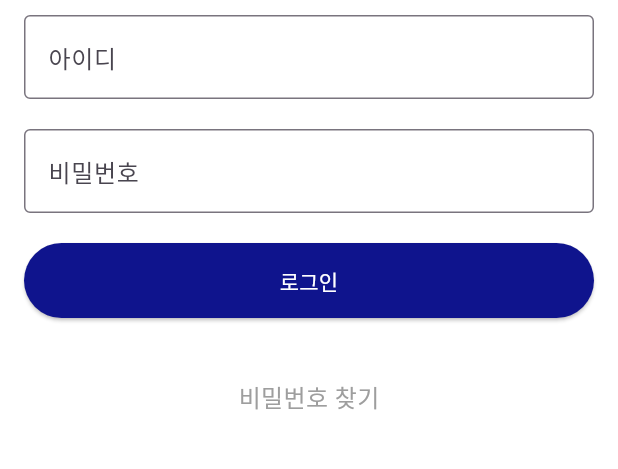
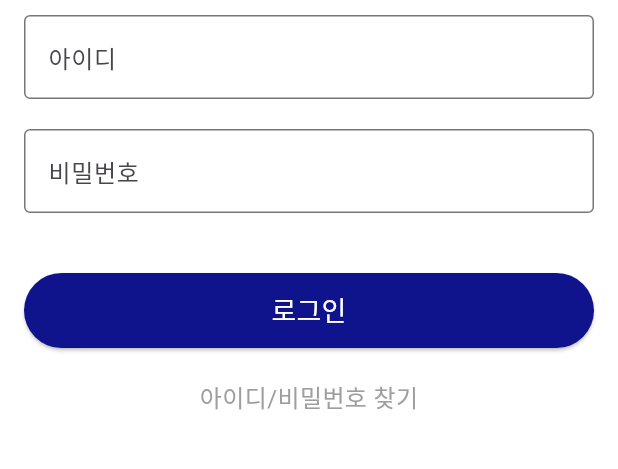
Before and after one commit to Kim-Ji-Man/Ask-Me, a Flutter app: the screen it shows after launch, after a tap on an icon or button, on a phone screen of 412 x 824 dp, the part 363-832 px from its top. Run offline on Flutter 3.47's test engine with Material 3 defaults, Android fonts, the phone set to English and light mode, and no system bars; our stand-ins replace dio, flutter_dotenv, geolocator, image_gallery_saver, image_picker, permission_handler and 1 more; missing offline and left inert: jwt_decode, kakao_map_plugin, onesignal_flutter; network calls fail.

Commit message:
다시 커밋

```diff
--- a/lib/main.dart
+++ b/lib/main.dart
@@ -7,13 +7,18 @@ import 'package:flutter_askme/service/WebSocketProvider.dart';
 import 'package:flutter_dotenv/flutter_dotenv.dart';
 import 'package:kakao_map_plugin/kakao_map_plugin.dart';
 import 'package:provider/provider.dart';
+import 'package:flutter_askme/screens/login.dart';
+import 'package:flutter_askme/screens/signup_folder/signup_step2.dart';
 import 'package:http/http.dart' as http;
 import 'dart:convert';
 import 'package:shared_preferences/shared_preferences.dart';
 
+import 'models/signup_data.dart';
+
 // GlobalKey로 NavigatorState 관리
 final GlobalKey<NavigatorState> navigatorKey = GlobalKey<NavigatorState>();
 
+// JWT 토큰에서 userId 추출 함수
 String? extractUserIdFromToken(String token) {
   try {
     final parts = token.split('.');
@@ -32,15 +37,29 @@ String? extractUserIdFromToken(String token) {
 void main() async {
   WidgetsFlutterBinding.ensureInitialized();
 
+  // .env 파일 로드
   await dotenv.load(fileName: "assets/.env");
 
+  // HTTP 인증서 무시 설정
   HttpOverrides.global = MyHttpOverrides();
 
+  // KakaoMap API 키 초기화
   String key = dotenv.get("KAKAOMAP_KEY");
   AuthRepository.initialize(appKey: key);
-  runApp(const MyApp());
+
+  // MultiProvider로 여러 Provider 설정
+  runApp(
+    MultiProvider(
+      providers: [
+        ChangeNotifierProvider(create: (context) => SignUpData()), // SignUpData Provider
+        ChangeNotifierProvider(create: (context) => WebSocketProvider()), // WebSocketProvider
+      ],
+      child: const MyApp(),
+    ),
+  );
 }
 
+// HTTP 인증서 무시 클래스
 class MyHttpOverrides extends HttpOverrides {
   @override
   HttpClient createHttpClient(SecurityContext? context) {
@@ -49,6 +68,7 @@ class MyHttpOverrides extends HttpOverrides {
   }
 }
 
+// MyApp 클래스 정의
 class MyApp extends StatefulWidget {
   const MyApp({super.key});
 
@@ -72,7 +92,7 @@ class _MyAppState extends State<MyApp> {
         String? userId = extractUserIdFromToken(token);
 
         if (userId != null) {
-          await _pushNotificationService.initOneSignal(userId,context); // context 없이 초기화 가능
+          await _pushNotificationService.initOneSignal(userId, context); // context 전달하여 초기화
         }
       }
     });
@@ -80,14 +100,11 @@ class _MyAppState extends State<MyApp> {
 
   @override
   Widget build(BuildContext context) {
-    return ChangeNotifierProvider(
-      create: (_) => WebSocketProvider(),
-      child: MaterialApp(
-        navigatorKey: navigatorKey, // GlobalKey 설정
-        home: Initial(),
-        theme: ThemeData(
-          scaffoldBackgroundColor: Colors.white,
-        ),
+    return MaterialApp(
+      navigatorKey: navigatorKey, // GlobalKey 설정
+      home: Initial(), // 초기 화면 설정
+      theme: ThemeData(
+        scaffoldBackgroundColor: Colors.white, // 테마 설정
       ),
     );
   }
--- a/lib/screens/login.dart
+++ b/lib/screens/login.dart
@@ -1,5 +1,6 @@
 import 'dart:convert';
 import 'package:flutter/material.dart';
+import 'package:flutter_askme/screens/find_id_password.dart';
 import 'package:flutter_dotenv/flutter_dotenv.dart';
 import 'package:http/http.dart' as http;
 import 'package:shared_preferences/shared_preferences.dart'; // 토큰 저장을 위한 패키지
@@ -104,6 +105,7 @@ class _LoginState extends State<Login> {
   @override
   Widget build(BuildContext context) {
     return Scaffold(
+      resizeToAvoidBottomInset: true, // 키보드가 올라오면 자동으로 화면 조정
       backgroundColor: Colors.white,
       appBar: AppBar(
         leading: IconButton(
@@ -115,12 +117,14 @@ class _LoginState extends State<Login> {
         backgroundColor: Colors.white,
         elevation: 0,
       ),
-      body: Padding(
+      body: SingleChildScrollView(
+        child: Padding(
           padding: const EdgeInsets.all(16.0),
           child: Form(
-          key: _formKey, // Form에 GlobalKey 연결
+            key: _formKey,
             child: Column(
               mainAxisAlignment: MainAxisAlignment.start,
+              mainAxisSize: MainAxisSize.min,
               children: <Widget>[
                 Container(
                   alignment: Alignment.center,
@@ -132,7 +136,6 @@ class _LoginState extends State<Login> {
                   ),
                 ),
                 SizedBox(height: 10),
-              // 아이디 입력 필드
                 TextFormField(
                   controller: _usernameController,
                   decoration: InputDecoration(
@@ -147,7 +150,6 @@ class _LoginState extends State<Login> {
                   },
                 ),
                 SizedBox(height: 20),
-              // 비밀번호 입력 필드
                 TextFormField(
                   controller: _passwordController,
                   decoration: InputDecoration(
@@ -164,10 +166,9 @@ class _LoginState extends State<Login> {
                     return null;
                   },
                 ),
-              SizedBox(height: 20),
-              // 로그인 버튼
+                SizedBox(height: 40),
                 _isLoading
-                  ? CircularProgressIndicator() // 로딩 중일 때 보여줄 로딩 표시
+                    ? CircularProgressIndicator()
                     : ElevatedButton(
                   onPressed: () {
                     if (_formKey.currentState!.validate()) {
@@ -179,25 +180,27 @@ class _LoginState extends State<Login> {
                   },
                   child: Text(
                     '로그인',
-                        style: TextStyle(color: Colors.white),
+                    style: TextStyle(color: Colors.white, fontSize: 18),
                   ),
                   style: ElevatedButton.styleFrom(
                     minimumSize: Size(double.infinity, 50),
                     backgroundColor: Color(0xFF0F148D),
                   ),
                 ),
-              SizedBox(height: 20),
                 Text(
                   _message,
                   style: TextStyle(color: Colors.red),
                 ),
                 GestureDetector(
                   onTap: () {
-                  // 비밀번호 찾기 로직 추가
-                  print('비밀번호 찾기 페이지로 이동');
+                    Navigator.push(
+                      context,
+                      MaterialPageRoute(
+                          builder: (context) => FindIdPasswordPage()),
+                    );
                   },
                   child: Text(
-                  '비밀번호 찾기',
+                    '아이디/비밀번호 찾기',
                     style: TextStyle(
                       color: Colors.grey[500],
                       fontSize: 16,
@@ -208,6 +211,7 @@ class _LoginState extends State<Login> {
             ),
           ),
         ),
+      ),
     );
   }
 }
--- a/pubspec.yaml
+++ b/pubspec.yaml
@@ -31,6 +31,7 @@ dependencies:
   kakao_map_plugin: ^0.3.1
   geolocator: ^13.0.1
   http: ^1.2.2
+  dio: ^5.7.0
   onesignal_flutter: ^5.2.7
   flutter_dotenv: ^5.2.1
   web_socket_channel: ^3.0.1
```
Also changed, not shown: lib/screens/signup_folder/signup_step1.dart (+7 -6 lines), lib/service/api_service.dart (+17 -7 lines), pubspec.lock. Lines whose indentation alone changed are shown as unchanged.
